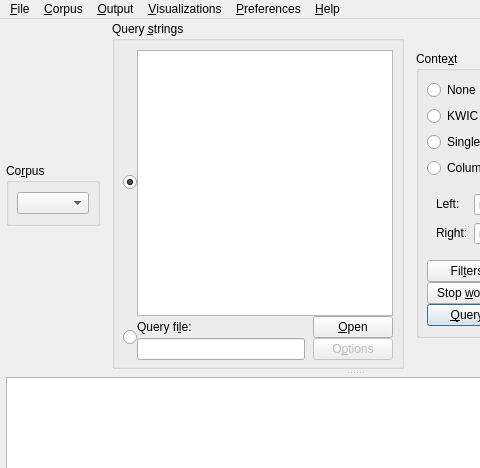
First picture: the form in coquery/gui/ui/coquery.ui, repository gkunter/coquery, before the edit; both pictures show x 0 to 480 and y 0 to 468 of the 709 by 593 pixel window.
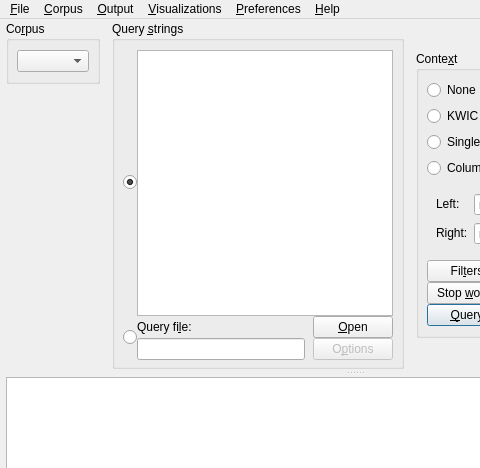
Second picture: the form after the edit. Icons and pictures are not drawn.

The edit to the form file:
```diff
--- a/coquery/gui/ui/coquery.ui
+++ b/coquery/gui/ui/coquery.ui
@@ -45,7 +45,7 @@
          <verstretch>1</verstretch>
         </sizepolicy>
        </property>
-       <layout class="QHBoxLayout" name="horizontalLayout_7" stretch="0,0,0,0,0">
+       <layout class="QHBoxLayout" name="horizontalLayout_7" stretch="0,0,0,0">
         <property name="spacing">
          <number>12</number>
         </property>
@@ -53,12 +53,10 @@
          <number>0</number>
         </property>
         <item>
-         <layout class="QVBoxLayout" name="verticalLayout_3" stretch="">
+         <layout class="QVBoxLayout" name="verticalLayout_3" stretch="0,0">
           <property name="spacing">
            <number>0</number>
           </property>
-         </layout>
-        </item>
         <item>
          <widget class="QGroupBox" name="box_corpus_select">
           <property name="sizePolicy">
@@ -104,6 +102,21 @@
            </item>
           </layout>
          </widget>
+          </item>
+          <item>
+           <spacer name="verticalSpacer">
+            <property name="orientation">
+             <enum>Qt::Vertical</enum>
+            </property>
+            <property name="sizeHint" stdset="0">
+             <size>
+              <width>20</width>
+              <height>10</height>
+             </size>
+            </property>
+           </spacer>
+          </item>
+         </layout>
         </item>
         <item>
          <widget class="QGroupBox" name="box_input_settings">
```
Lines whose indentation alone changed are shown as unchanged.
